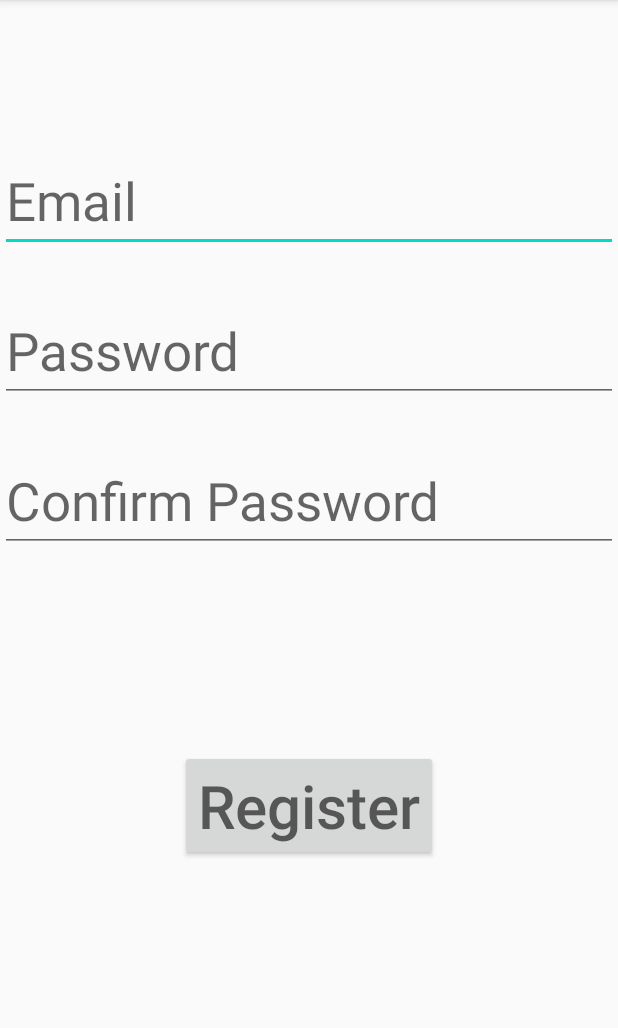
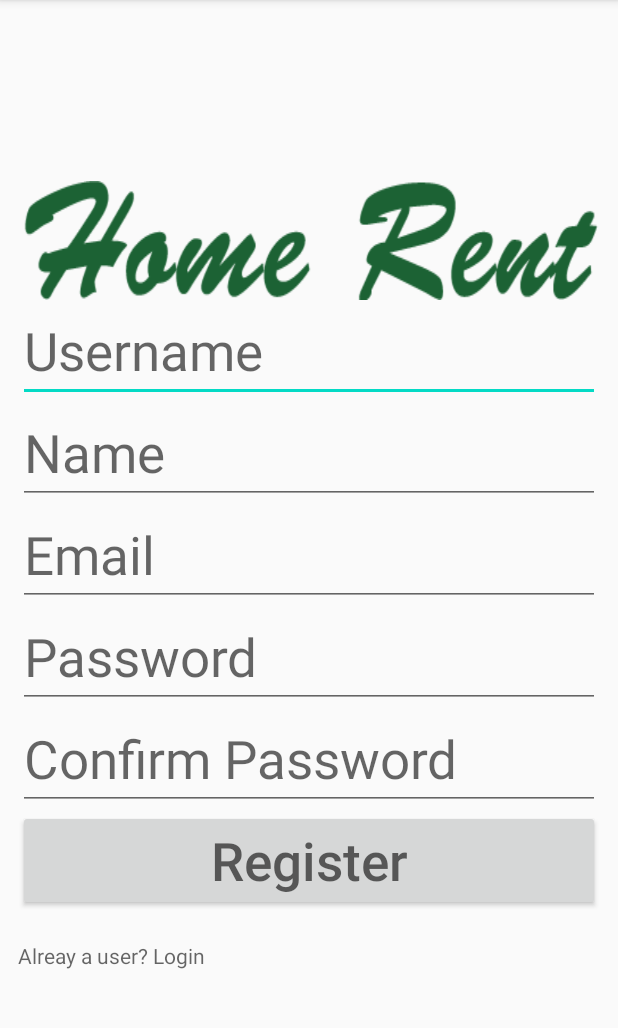
Before and after one commit to ayshagazi/Rent_Home, an Android app: the Register screen opened directly, with no data from a screen before it, after a tap on an icon or button, on a phone screen of 412 x 824 dp, the part 84-1112 px from its top. Run offline under Robolectric (Android 15) with nearby library versions, the phone set to English and light mode, and no system bars; our stand-ins replace Firebase (no records; nobody signed in at launch, a user with empty details on screens opened directly).

Commit message:
User login and registration(Updated)

```diff
--- a/app/build.gradle
+++ b/app/build.gradle
@@ -28,6 +28,7 @@ dependencies {
     implementation 'androidx.appcompat:appcompat:1.2.0'
     implementation 'androidx.constraintlayout:constraintlayout:1.1.3'
     implementation 'com.google.firebase:firebase-auth:19.3.2'
+    implementation 'com.google.firebase:firebase-database:19.3.1'
     testImplementation 'junit:junit:4.12'
     androidTestImplementation 'androidx.test.ext:junit:1.1.1'
     androidTestImplementation 'androidx.test.espresso:espresso-core:3.2.0'
--- a/app/src/main/AndroidManifest.xml
+++ b/app/src/main/AndroidManifest.xml
@@ -9,7 +9,8 @@
         android:roundIcon="@mipmap/ic_launcher_round"
         android:supportsRtl="true"
         android:theme="@style/AppTheme">
-        <activity android:name=".Register"></activity>
+        <activity android:name=".home"></activity>
+        <activity android:name=".Register" />
         <activity android:name=".Login" />
         <activity android:name=".MainActivity">
             <intent-filter>
--- a/app/src/main/java/com/example/rent_home/MainActivity.java
+++ b/app/src/main/java/com/example/rent_home/MainActivity.java
@@ -4,12 +4,19 @@ import androidx.appcompat.app.AppCompatActivity;
 
 import android.content.Intent;
 import android.os.Bundle;
+import android.text.Layout;
 import android.view.View;
+import android.view.animation.Animation;
+import android.view.animation.TranslateAnimation;
 import android.widget.Button;
+import android.widget.ImageView;
+import android.widget.RelativeLayout;
 
 public class MainActivity extends AppCompatActivity {
 
     private Button login, register;
+    private ImageView cover;
+    private RelativeLayout relative;
 
 
     @Override
@@ -18,6 +25,16 @@ public class MainActivity extends AppCompatActivity {
         setContentView(R.layout.activity_main);
         register= findViewById(R.id.reg);
         login= findViewById(R.id.lgn);
+        cover= findViewById(R.id.start);
+        relative= findViewById(R.id.Relative);
+
+
+        TranslateAnimation animation1= new TranslateAnimation(0,0,0,-1000);
+        animation1.setDuration(1000);
+        animation1.setFillAfter(false);
+        animation1.setAnimationListener(new MyAnimation());
+        cover.setAnimation(animation1);
+
 
         register.setOnClickListener(new View.OnClickListener() {
             @Override
@@ -36,4 +53,25 @@ public class MainActivity extends AppCompatActivity {
         });
     }
 
+    private class MyAnimation implements Animation.AnimationListener {
+        @Override
+        public void onAnimationStart(Animation animation) {
+
+        }
+
+        @Override
+        public void onAnimationEnd(Animation animation) {
+
+            cover.clearAnimation();
+            cover.setVisibility(View.INVISIBLE);
+            relative.animate().alpha(1f).setDuration(3000);
+
+
+        }
+
+        @Override
+        public void onAnimationRepeat(Animation animation) {
+
+        }
     }
+}
--- a/app/src/main/java/com/example/rent_home/Register.java
+++ b/app/src/main/java/com/example/rent_home/Register.java
@@ -3,24 +3,39 @@ package com.example.rent_home;
 import androidx.annotation.NonNull;
 import androidx.appcompat.app.AppCompatActivity;
 
+import android.app.ProgressDialog;
+import android.content.Intent;
 import android.os.Bundle;
 import android.text.TextUtils;
 import android.view.View;
 import android.widget.Button;
 import android.widget.EditText;
+import android.widget.TextView;
 import android.widget.Toast;
 
 import com.google.android.gms.tasks.OnCompleteListener;
+import com.google.android.gms.tasks.OnFailureListener;
+import com.google.android.gms.tasks.OnSuccessListener;
 import com.google.android.gms.tasks.Task;
 import com.google.firebase.auth.AuthResult;
 import com.google.firebase.auth.FirebaseAuth;
+import com.google.firebase.database.DatabaseReference;
+import com.google.firebase.database.FirebaseDatabase;
+
+import java.util.HashMap;
 
 public class Register extends AppCompatActivity {
 
 
-    private EditText password, confirm_password,email;
+    private EditText password, confirm_password,email,username,name;
     private Button Register;
+    private TextView lgUser;
     private FirebaseAuth a;
+
+    private DatabaseReference rootRef;
+
+    ProgressDialog pd;
+
 
     @Override
     protected void onCreate(Bundle savedInstanceState) {
@@ -32,12 +47,27 @@ public class Register extends AppCompatActivity {
         confirm_password= findViewById(R.id.c_pass);
         email= findViewById(R.id.email);
         Register= findViewById(R.id.reg);
+        username= findViewById(R.id.username);
+        name=findViewById(R.id.name);
+        lgUser= findViewById(R.id.loginUser);
 
         a= FirebaseAuth.getInstance();
+        rootRef= FirebaseDatabase.getInstance().getReference();
+
+        pd= new ProgressDialog(this);
+
+        lgUser.setOnClickListener(new View.OnClickListener() {
+            @Override
+            public void onClick(View v) {
+                startActivity(new Intent(Register.this, Login.class));
+            }
+        });
 
         Register.setOnClickListener(new View.OnClickListener() {
             @Override
             public void onClick(View v) {
+                String user= username.getText().toString();
+                String nam= name.getText().toString();
                 String text_email = email.getText().toString();
                 String pass = password.getText().toString();
                 String c_p = confirm_password.getText().toString();
@@ -46,16 +76,22 @@ public class Register extends AppCompatActivity {
                 if (pass.equals(c_p)) {
 
 
-                    if (TextUtils.isEmpty(text_email) || TextUtils.isEmpty(pass) || TextUtils.isEmpty(c_p)) {
-                        Toast.makeText(Register.this, "ERROR_404", Toast.LENGTH_SHORT).show();
-                    } else if (pass.length() < 7) {
-                        Toast.makeText(Register.this, "Password is too short", Toast.LENGTH_SHORT).show();
+                    if (TextUtils.isEmpty(text_email) || TextUtils.isEmpty(pass) || TextUtils.isEmpty(c_p) ||TextUtils.isEmpty(user)|| TextUtils.isEmpty(nam)) {
+                        Toast.makeText(Register.this, "Please gie all the informations", Toast.LENGTH_SHORT).show();
+                    } else if (pass.length() < 5) {
+                        password.setError("Password is too short");
+                        password.requestFocus();
+                        return;
+                       // Toast.makeText(Register.this, "Password is too short", Toast.LENGTH_SHORT).show();
                     } else {
-                        registerUser(text_email, pass, c_p);
+                        registerUser(user, nam, text_email, pass, c_p);
                     }
                 } else {
+                    confirm_password.setError("Password is not matching");
+                    confirm_password.requestFocus();
+                    return;
 
-                    Toast.makeText(Register.this, "Password Not matching", Toast.LENGTH_SHORT).show();
+                  //  Toast.makeText(Register.this, "Password Not matching", Toast.LENGTH_SHORT).show();
                 }
 
 
@@ -64,26 +100,42 @@ public class Register extends AppCompatActivity {
 
     }
 
+    private void registerUser(final String user, final String nam, final String email, String pass, String c_p) {
+        pd.setMessage("Please wait");
+        pd.show();
 
-    private void registerUser(String email, String pass1, String cp) {
-        a.createUserWithEmailAndPassword(email, pass1).addOnCompleteListener(Register.this, new OnCompleteListener<AuthResult>() {
+        a.createUserWithEmailAndPassword(email,pass).addOnSuccessListener(new OnSuccessListener<AuthResult>() {
             @Override
-            public void onComplete(@NonNull Task<AuthResult> task) {
-                if(task.isSuccessful()){
-                    Toast.makeText(Register.this, "Registration Complete", Toast.LENGTH_SHORT).show();
-                }
-                else{
-                    Toast.makeText(Register.this, "Failed", Toast.LENGTH_SHORT).show();
-                }
+            public void onSuccess(AuthResult authResult) {
+                HashMap<String, Object> map= new HashMap<>();
+                map.put("name",name);
+                map.put("email",email);
+                map.put("Username",user);
+                map.put("id",a.getCurrentUser().getUid());
+
+                rootRef.child("Users").child(a.getCurrentUser().getUid()).setValue(map).addOnCompleteListener(new OnCompleteListener<Void>() {
+                    @Override
+                    public void onComplete(@NonNull Task<Void> task) {
+                        if(task.isSuccessful()){
+                            pd.dismiss();
+                            Toast.makeText(Register.this, "Update the profile for better experience", Toast.LENGTH_SHORT).show();
+                            Intent intent= new Intent(Register.this, home.class);
+                            intent.addFlags(Intent.FLAG_ACTIVITY_CLEAR_TASK | Intent.FLAG_ACTIVITY_CLEAR_TOP);
+                            startActivity(intent);
+                            finish();
+                        }
+                    }
+                });
+            }
+        }).addOnFailureListener(new OnFailureListener() {
+            @Override
+            public void onFailure(@NonNull Exception e) {
+                pd.dismiss();
+                Toast.makeText(Register.this, e.getMessage(), Toast.LENGTH_SHORT).show();
 
             }
         });
 
 
+        }
     }
-
-
-
-
-
-    }
--- a/app/src/main/res/layout/activity_register.xml
+++ b/app/src/main/res/layout/activity_register.xml
@@ -1,16 +1,36 @@
 <?xml version="1.0" encoding="utf-8"?>
-<RelativeLayout xmlns:android="http://schemas.android.com/apk/res/android"
+<LinearLayout xmlns:android="http://schemas.android.com/apk/res/android"
     xmlns:app="http://schemas.android.com/apk/res-auto"
     xmlns:tools="http://schemas.android.com/tools"
     android:layout_width="match_parent"
     android:layout_height="match_parent"
+    android:gravity="center"
+    android:orientation="vertical"
+    android:padding="12dp"
     tools:context=".Register">
+    <ImageView
+        android:layout_width="wrap_content"
+        android:layout_height="wrap_content"
+        android:background="@drawable/logo"/>
+
+    <EditText
+        android:layout_width="match_parent"
+        android:layout_height="wrap_content"
+        android:hint="Username"
+        android:textSize="35dp"
+        android:id="@+id/username"/>
+
+    <EditText
+        android:layout_width="match_parent"
+        android:layout_height="wrap_content"
+        android:hint="Name"
+        android:textSize="35dp"
+        android:id="@+id/name"/>
 
     <EditText
         android:id="@+id/email"
         android:layout_width="match_parent"
         android:layout_height="wrap_content"
-        android:layout_marginTop="100dp"
         android:hint="Email"
         android:textSize="35dp"/>
 
@@ -18,7 +38,6 @@
         android:id="@+id/pass"
         android:layout_width="match_parent"
         android:layout_height="wrap_content"
-        android:layout_marginTop="200dp"
         android:hint="Password"
         android:textSize="35dp"
         android:inputType="textPassword"/>
@@ -28,15 +47,18 @@
         android:layout_height="wrap_content"
         android:hint="Confirm Password"
         android:textSize="35dp"
-        android:layout_marginTop="300dp"
         android:inputType="textPassword"/>
     <Button
         android:id="@+id/reg"
-        android:layout_width="wrap_content"
+        android:layout_width="match_parent"
         android:layout_height="wrap_content"
         android:hint="Register"
-        android:textSize="40dp"
-        android:layout_marginTop="500dp"
-        android:layout_marginLeft="120dp" />
+        android:textSize="35dp" />
+    <TextView
+        android:layout_width="match_parent"
+        android:layout_height="wrap_content"
+        android:hint="Alreay a user? Login"
+        android:layout_marginTop="20dp"
+        android:id="@+id/loginUser"/>
 
-</RelativeLayout>
+</LinearLayout>
```
Also changed, not shown: app/src/main/java/com/example/rent_home/home.java (added, +14 -0 lines), app/src/main/res/layout/activity_home.xml (added, +9 -0 lines), app/src/main/res/layout/activity_main.xml (+25 -2 lines), app/src/main/res/drawable/logo.png (added), app/src/main/res/drawable/start_page.jpg (added).
